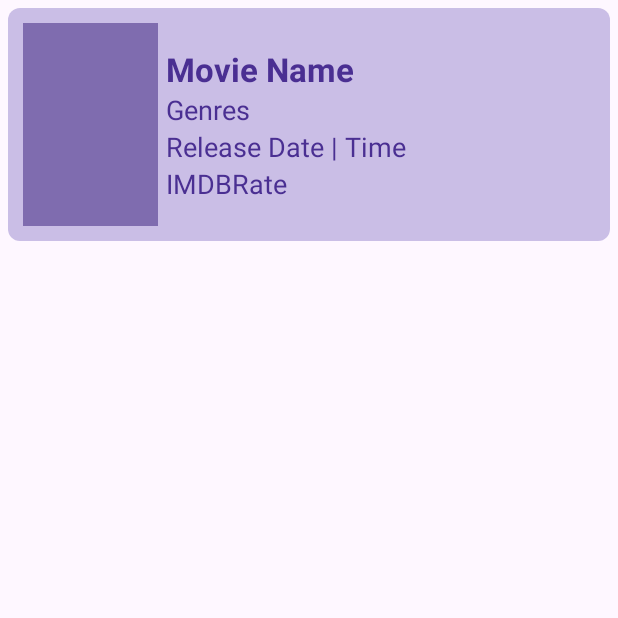
After one commit to CS5520FeinbergSpring2024/group-a6-group21, an Android app: the item_movie screen opened directly, with no data from a screen before it, on a phone screen of 412 x 824 dp, the top half of it. The commit adds this screen. Run offline under Robolectric (Android 15) with nearby library versions, the phone set to English and light mode, and no system bars.

Commit message:
RecyclerView / Mock Movie data

```diff
--- a/app/build.gradle.kts
+++ b/app/build.gradle.kts
@@ -33,8 +33,9 @@ dependencies {
     implementation("androidx.appcompat:appcompat:1.6.1")
     implementation("com.google.android.material:material:1.11.0")
     implementation("androidx.constraintlayout:constraintlayout:2.1.4")
+    implementation ("pl.droidsonroids.gif:android-gif-drawable:1.2.23")
     implementation ("com.github.bumptech.glide:glide:4.12.0")
-    implementation ("pl.droidsonroids.gif:android-gif-drawable:1.2.23")
+    annotationProcessor ("com.github.bumptech.glide:compiler:4.12.0")
     testImplementation("junit:junit:4.13.2")
     androidTestImplementation("androidx.test.ext:junit:1.1.5")
     androidTestImplementation("androidx.test.espresso:espresso-core:3.5.1")
--- /dev/null
+++ b/app/src/main/java/edu/northeastern/group21/item_movie.java
@@ -0,0 +1,14 @@
+package edu.northeastern.group21;
+
+import androidx.appcompat.app.AppCompatActivity;
+
+import android.os.Bundle;
+
+public class item_movie extends AppCompatActivity {
+
+    @Override
+    protected void onCreate(Bundle savedInstanceState) {
+        super.onCreate(savedInstanceState);
+        setContentView(R.layout.item_movie);
+    }
+}
--- /dev/null
+++ b/app/src/main/res/drawable/item_background.xml
@@ -0,0 +1,7 @@
+<?xml version="1.0" encoding="utf-8"?>
+<shape xmlns:android="http://schemas.android.com/apk/res/android">
+
+    <solid android:color="@color/lightPurple"/>
+    <corners android:radius="8dp"/>
+
+</shape>
--- a/app/src/main/res/drawable/progress_bar_custom.xml
+++ b/app/src/main/res/drawable/progress_bar_custom.xml
@@ -1,6 +1,5 @@
 <?xml version="1.0" encoding="utf-8"?>
 <animation-list xmlns:android="http://schemas.android.com/apk/res/android" android:oneshot="false">
-    <item android:drawable="@drawable/frame1" android:duration="50" />
     <item android:drawable="@drawable/frame2" android:duration="50" />
     <item android:drawable="@drawable/frame3" android:duration="50" />
     <item android:drawable="@drawable/frame4" android:duration="50" />
--- /dev/null
+++ b/app/src/main/res/layout/item_movie.xml
@@ -0,0 +1,63 @@
+<?xml version="1.0" encoding="utf-8"?>
+<LinearLayout xmlns:android="http://schemas.android.com/apk/res/android"
+    xmlns:app="http://schemas.android.com/apk/res-auto"
+    android:orientation="horizontal"
+    android:background="@drawable/item_background"
+    android:layout_width="match_parent"
+    android:layout_height="wrap_content"
+    android:gravity="center"
+    android:padding="10dp"
+    android:layout_margin="5dp">
+
+    <ImageView
+        android:id="@+id/ivPosterImage"
+        android:layout_width="90dp"
+        android:layout_height="135dp"
+        android:layout_alignParentStart="true"
+        android:layout_alignParentTop="true"
+        android:layout_marginRight="5dp"
+        app:srcCompat="@color/mediumPurple" />
+
+    <LinearLayout
+        android:layout_width="0dp"
+        android:layout_height="wrap_content"
+        android:layout_weight="1"
+        android:orientation="vertical">
+
+        <TextView
+            android:id="@+id/tv_MovieName"
+            android:layout_width="match_parent"
+            android:layout_height="wrap_content"
+            android:text="Movie Name"
+            android:textColor="@color/darkPurple"
+            android:textAppearance="@android:style/TextAppearance.Large"
+            android:textStyle="bold" />
+
+        <TextView
+            android:id="@+id/tv_Genres"
+            android:layout_width="match_parent"
+            android:layout_height="wrap_content"
+            android:text="Genres"
+            android:textColor="@color/darkPurple"
+            android:textSize="18sp"/>
+
+        <TextView
+            android:id="@+id/tv_DateAndTime"
+            android:layout_width="match_parent"
+            android:layout_height="wrap_content"
+            android:text="Release Date | Time"
+            android:textColor="@color/darkPurple"
+            android:textSize="18sp"/>
+
+        <TextView
+            android:id="@+id/tv_Rate"
+            android:layout_width="match_parent"
+            android:layout_height="wrap_content"
+            android:text="IMDBRate"
+            android:textColor="@color/darkPurple"
+            android:textSize="18sp"/>
+
+    </LinearLayout>
+
+
+</LinearLayout>
--- a/app/src/main/res/themes/styles.xml
+++ /dev/null
@@ -1,5 +0,0 @@
-<style name="Theme.Transparent" parent="Theme.MaterialComponents.DayNight.DarkActionBar">
-    <item name="android:windowBackground">@android:color/transparent</item>
-    <item name="android:windowIsTranslucent">true</item>
-    <item name="android:windowNoTitle">true</item>
-</style>
--- /dev/null
+++ b/app/src/main/res/xml/example.xml
@@ -0,0 +1,6 @@
+<?xml version ="1.0" encoding ="utf-8"?><!--  Learn More about how to use App Actions: https://developer.android.com/guide/actions/index.html -->
+<network-security-config>
+        <domain-config cleartextTrafficPermitted="true">
+            <domain includeSubdomains="true">example.com</domain>
+        </domain-config>
+</network-security-config>
```
Also changed, not shown: app/src/main/AndroidManifest.xml (+10 -0 lines), app/src/main/java/edu/northeastern/group21/Movie.java (added, +26 -0 lines), app/src/main/java/edu/northeastern/group21/MovieAdapter.java (added, +72 -0 lines), app/src/main/java/edu/northeastern/group21/MovieList.java (added, +38 -0 lines), app/src/main/java/edu/northeastern/group21/WebService.java (+14 -1 lines), app/src/main/res/drawable/gradient.xml (added, +8 -0 lines), app/src/main/res/layout/activity_movie_list.xml (added, +24 -0 lines), app/src/main/res/layout/activity_web_service.xml (+17 -4 lines), app/src/main/res/values/themes.xml (+0 -7 lines).
